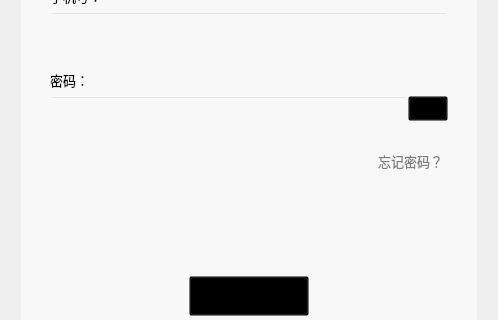
baby7/agile-tiles, file src/module/Login/start_login_form.ui: the form before one commit; both pictures show x 0 to 498 and y 314 to 634 of the 498 by 762 pixel window.
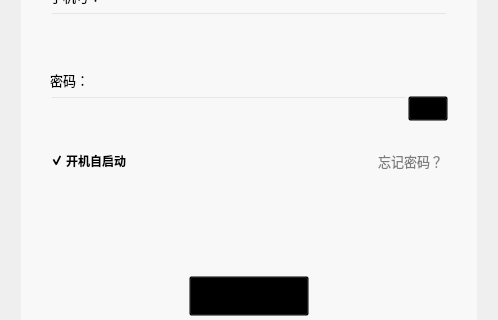
The form after the commit.

```diff
--- a/src/module/Login/start_login_form.ui
+++ b/src/module/Login/start_login_form.ui
@@ -370,6 +370,41 @@
            </item>
            <item>
             <layout class="QHBoxLayout" name="horizontalLayout_5">
+             <property name="spacing">
+              <number>2</number>
+             </property>
+             <item>
+              <widget class="QCheckBox" name="check_box_user_area_auto_start">
+               <property name="text">
+                <string/>
+               </property>
+               <property name="checked">
+                <bool>true</bool>
+               </property>
+              </widget>
+             </item>
+             <item>
+              <widget class="QLabel" name="label_4">
+               <property name="minimumSize">
+                <size>
+                 <width>0</width>
+                 <height>0</height>
+                </size>
+               </property>
+               <property name="font">
+                <font>
+                 <family>思源黑体</family>
+                 <bold>true</bold>
+                </font>
+               </property>
+               <property name="text">
+                <string>开机自启动</string>
+               </property>
+               <property name="alignment">
+                <set>Qt::AlignCenter</set>
+               </property>
+              </widget>
+             </item>
              <item>
               <spacer name="horizontalSpacer_6">
                <property name="orientation">
```
Left out of the diff: 3 changed lines with no effect on the pictures.
